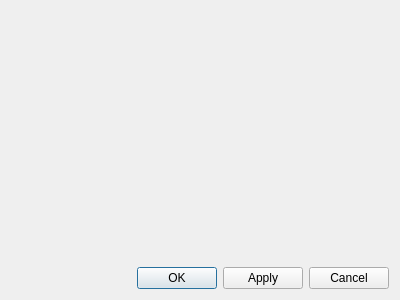
Above: preferencesdialog.ui from garrdbyrd/MonoGame-Level-Editor before the change. Below: the same form after it.
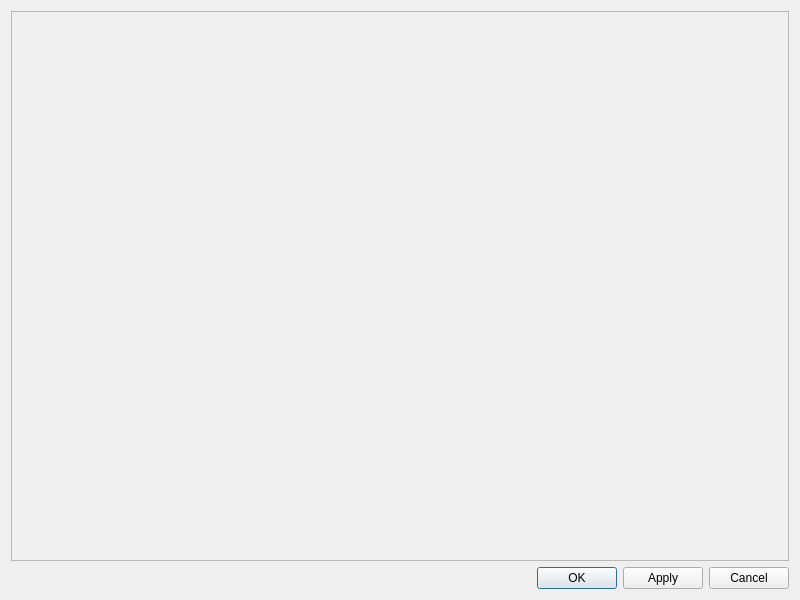
That is the form after the change.

Commit message: Basic implementation of reading ini into dialog

```diff
--- a/preferencesdialog.ui
+++ b/preferencesdialog.ui
@@ -6,8 +6,8 @@
    <rect>
     <x>0</x>
     <y>0</y>
-    <width>400</width>
-    <height>300</height>
+    <width>800</width>
+    <height>600</height>
    </rect>
   </property>
   <property name="windowTitle">
@@ -52,22 +52,29 @@
      </item>
     </layout>
    </item>
+   <item row="1" column="0">
+    <widget class="QScrollArea" name="scrollArea">
+     <property name="frameShadow">
+      <enum>QFrame::Raised</enum>
+     </property>
+     <property name="widgetResizable">
+      <bool>true</bool>
+     </property>
+     <widget class="QWidget" name="preferencesScrollWidget">
+      <property name="geometry">
+       <rect>
+        <x>0</x>
+        <y>0</y>
+        <width>780</width>
+        <height>539</height>
+       </rect>
+      </property>
+     </widget>
+    </widget>
+   </item>
    <item row="0" column="0">
     <layout class="QVBoxLayout" name="verticalLayout"/>
    </item>
-   <item row="1" column="0">
-    <spacer name="verticalSpacer">
-     <property name="orientation">
-      <enum>Qt::Vertical</enum>
-     </property>
-     <property name="sizeHint" stdset="0">
-      <size>
-       <width>20</width>
-       <height>40</height>
-      </size>
-     </property>
-    </spacer>
-   </item>
   </layout>
  </widget>
  <resources/>
```
The commit also changes 5 other files.
